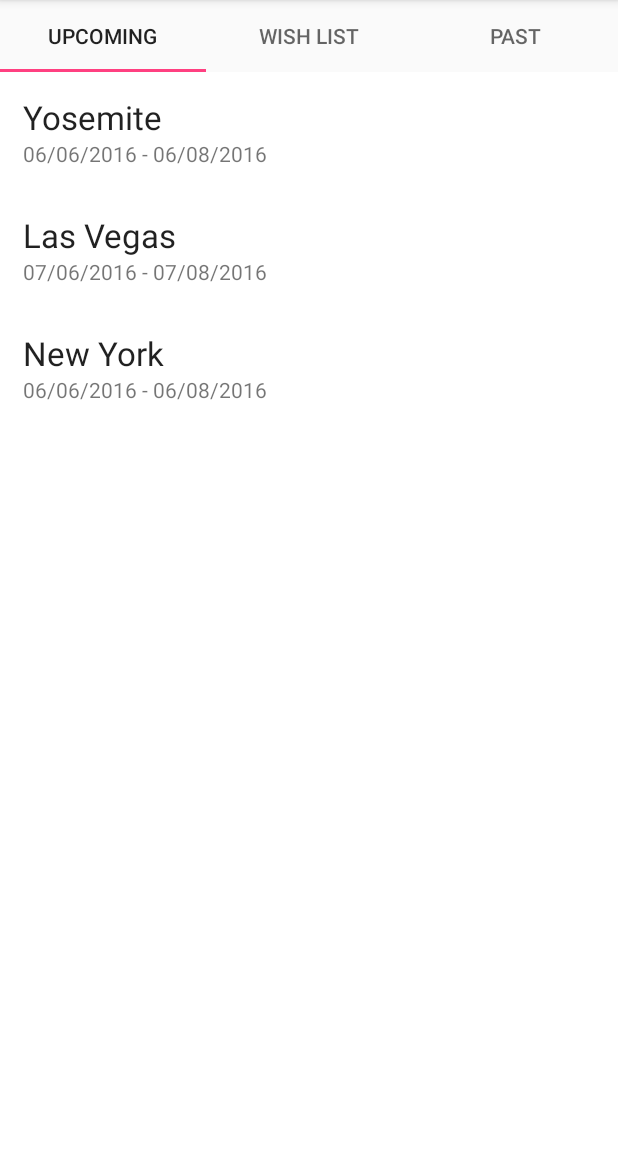
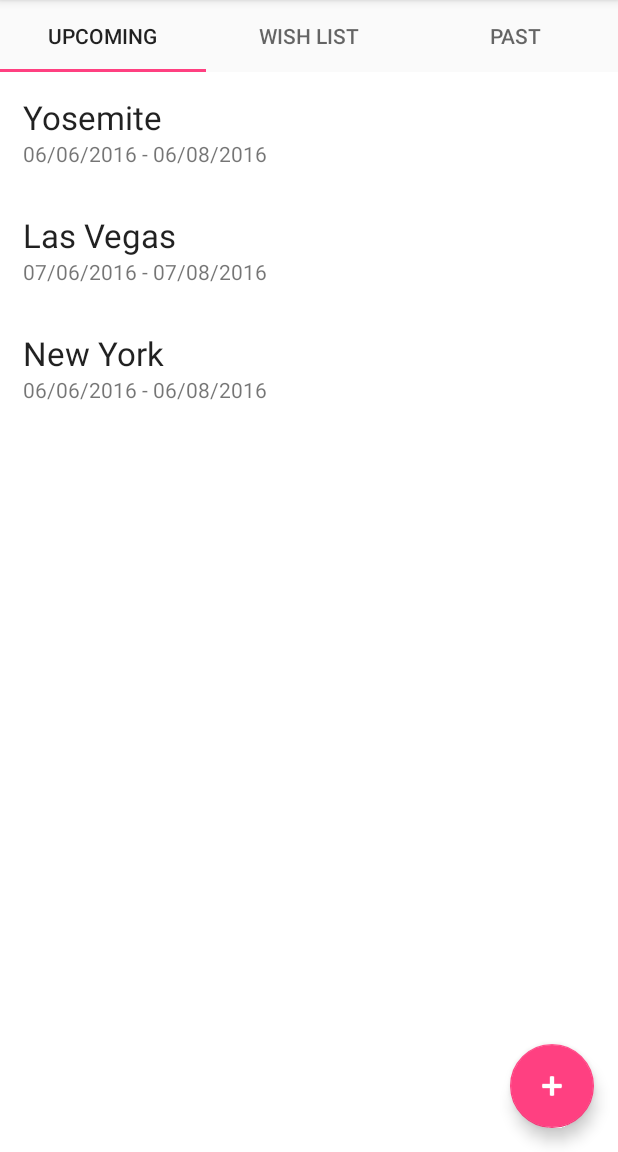
Before and after one commit to nastjashevchenko/Capstone-Project, an Android app: the screen it shows after launch (MainActivity), on a phone screen of 412 x 824 dp, the part 84-1236 px from its top. Run offline under Robolectric (Android 15) with nearby library versions, the phone set to English and light mode, and no system bars; 1 statement that could not run was skipped.

Commit message:
Feat: Add FAB to add trips on main page

```diff
--- a/DiscoveryTime/app/src/main/res/layout/activity_main.xml
+++ b/DiscoveryTime/app/src/main/res/layout/activity_main.xml
@@ -17,7 +17,6 @@
 
     </android.support.design.widget.AppBarLayout>
 
-    <!--include layout="@layout/content_main" /-->
     <LinearLayout xmlns:android="http://schemas.android.com/apk/res/android"
         xmlns:app="http://schemas.android.com/apk/res-auto"
         android:layout_width="match_parent"
@@ -38,4 +37,15 @@
             android:background="@android:color/white" />
 
     </LinearLayout>
+
+    <android.support.design.widget.FloatingActionButton
+        android:id="@+id/fab"
+        android:layout_width="wrap_content"
+        android:layout_height="wrap_content"
+        android:layout_gravity="bottom|end"
+        android:layout_margin="@dimen/fab_margin"
+        android:src="@android:drawable/ic_input_add"
+        android:tint="@color/white"
+        app:elevation="6dp" />
+
 </android.support.design.widget.CoordinatorLayout>
--- a/DiscoveryTime/app/src/main/res/values/colors.xml
+++ b/DiscoveryTime/app/src/main/res/values/colors.xml
@@ -3,4 +3,6 @@
     <color name="colorPrimary">#3F51B5</color>
     <color name="colorPrimaryDark">#303F9F</color>
     <color name="colorAccent">#FF4081</color>
+
+    <color name="white">#FFFFFF</color>
 </resources>
```
